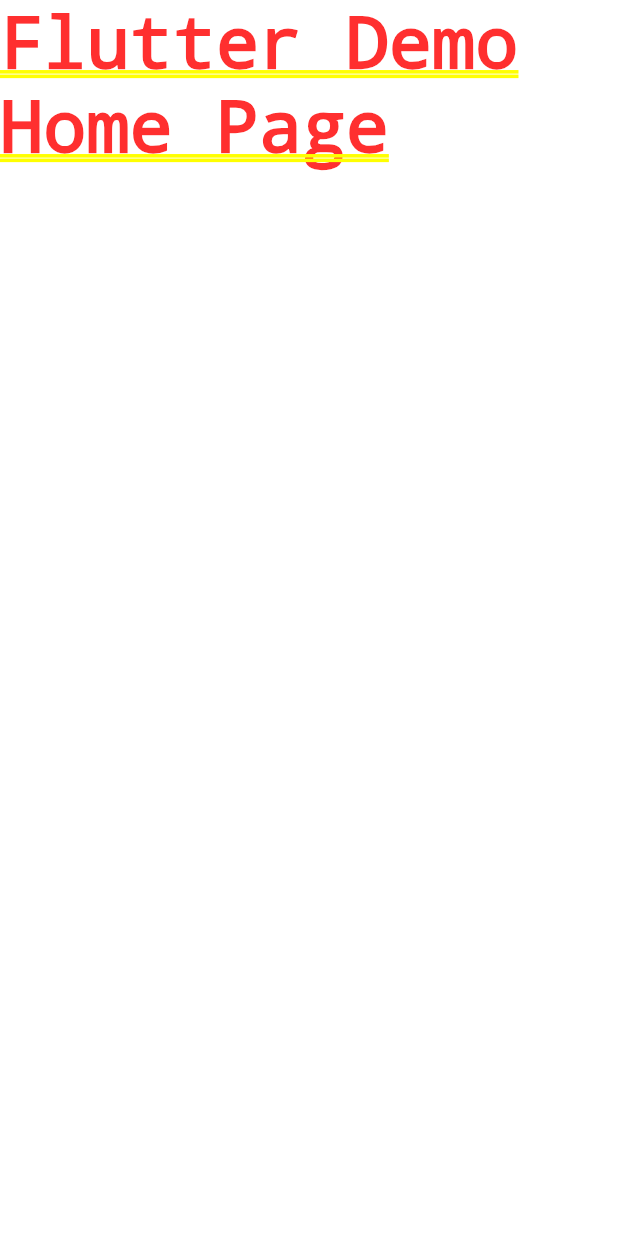
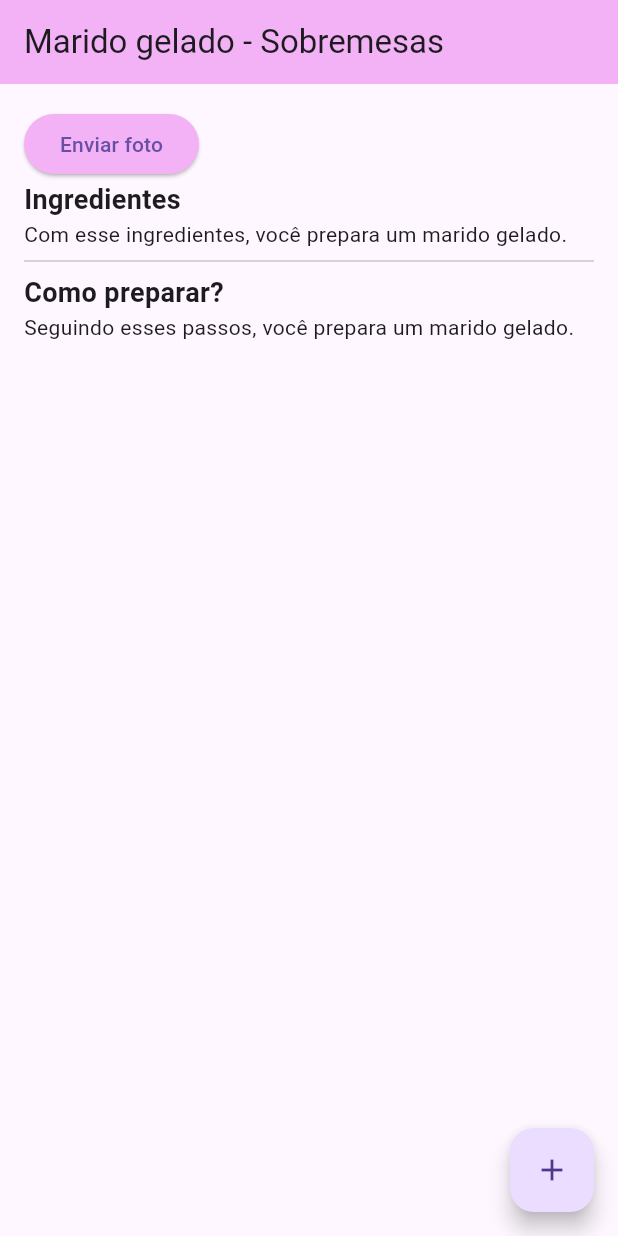
Before and after one commit to gabrielasodias/flutter-app, a Flutter app: the screen it shows after launch, on a phone screen of 412 x 824 dp. Run offline on Flutter 3.47's test engine with Material 3 defaults, Android fonts, the phone set to English and light mode, and no system bars.

Commit message:
Recipe screen - widget

```diff
--- a/lib/main.dart
+++ b/lib/main.dart
@@ -1,4 +1,5 @@
 import 'package:flutter/material.dart';
+import 'package:flutter_app/screens/screen1.dart';
 
 void main() {
   runApp(const MyApp());
@@ -11,7 +12,7 @@ class MyApp extends StatelessWidget {
   @override
   Widget build(BuildContext context) {
     return const MaterialApp(
-      home: Text("Flutter Demo Home Page"),
+      home: RecipeScreen(),
     );
   }
 }
--- /dev/null
+++ b/lib/screens/screen1.dart
@@ -0,0 +1,47 @@
+import 'package:flutter/material.dart';
+
+class RecipeScreen extends StatelessWidget {
+  const RecipeScreen({super.key});
+
+  @override
+  Widget build(BuildContext context) {
+    return Scaffold(
+      appBar: AppBar(
+          backgroundColor: const Color.fromARGB(255, 243, 178, 245),
+          title: const Text("Marido gelado - Sobremesas")),
+      floatingActionButton: FloatingActionButton(
+        onPressed: () {
+          print("Foi clicado");
+        },
+        child: const Icon(Icons.add),
+      ),
+      body: Padding(
+        padding: const EdgeInsets.all(16.0),
+        child: Column(
+          crossAxisAlignment: CrossAxisAlignment.start,
+          children: [
+            ElevatedButton(
+              onPressed: () {},
+              style: ElevatedButton.styleFrom(
+                backgroundColor: const Color.fromARGB(255, 243, 178, 245),
+              ),
+              child: const Text("Enviar foto"),
+            ),
+            const Text(
+              "Ingredientes",
+              style: TextStyle(fontWeight: FontWeight.bold, fontSize: 18),
+            ),
+            const Text(
+                "Com esse ingredientes, você prepara um marido gelado."),
+            const Divider(),
+            const Text(
+              "Como preparar?",
+              style: TextStyle(fontWeight: FontWeight.bold, fontSize: 18),
+            ),
+            const Text("Seguindo esses passos, você prepara um marido gelado."),
+          ],
+        ),
+      ),
+    );
+  }
+}
```
